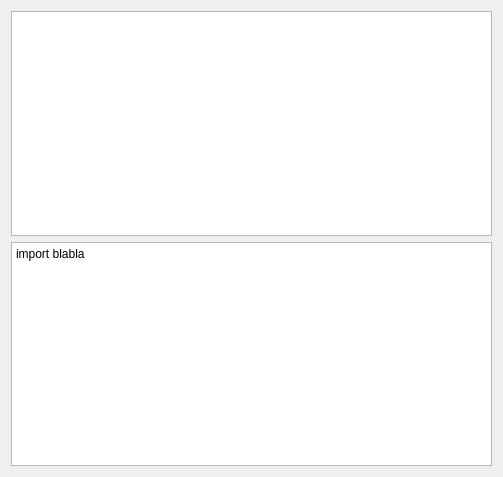
This is pilas/data/window.ui in hugoruscitti/pilas as Qt 5 draws it before an edit. The edited form follows.
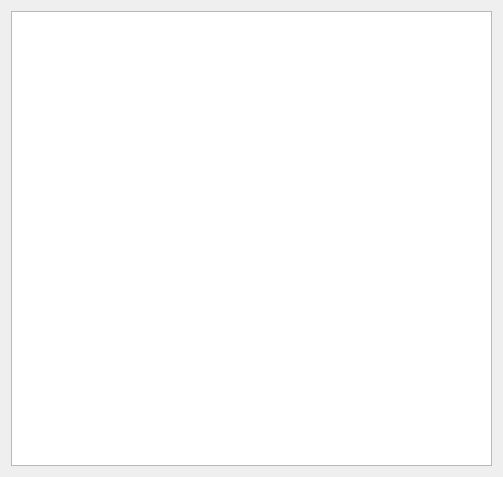
This is the edited form.

Commit message: Adding console widget.

What changed in the file:
```diff
--- a/pilas/data/window.ui
+++ b/pilas/data/window.ui
@@ -27,14 +27,6 @@
      </property>
     </widget>
    </item>
-   <item>
-    <widget class="QPlainTextEdit" name="plainTextEdit">
-     <property name="plainText">
-      <string>import blabla
-</string>
-     </property>
-    </widget>
-   </item>
   </layout>
  </widget>
  <resources/>
```
The commit also changes 6 other files.
